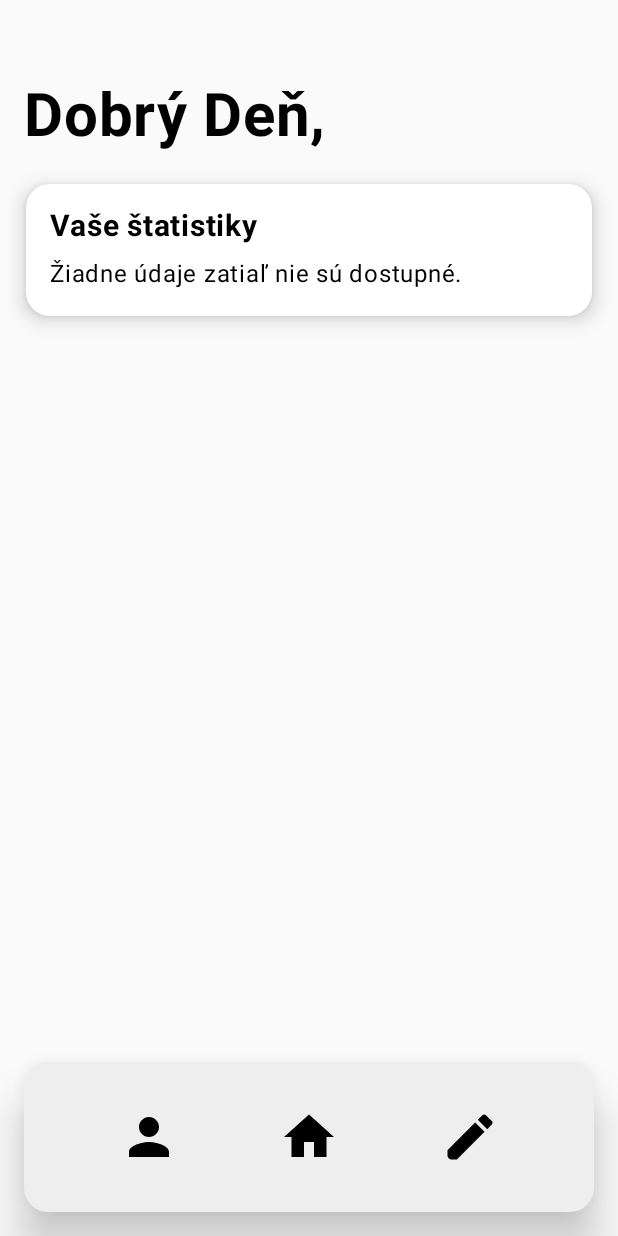
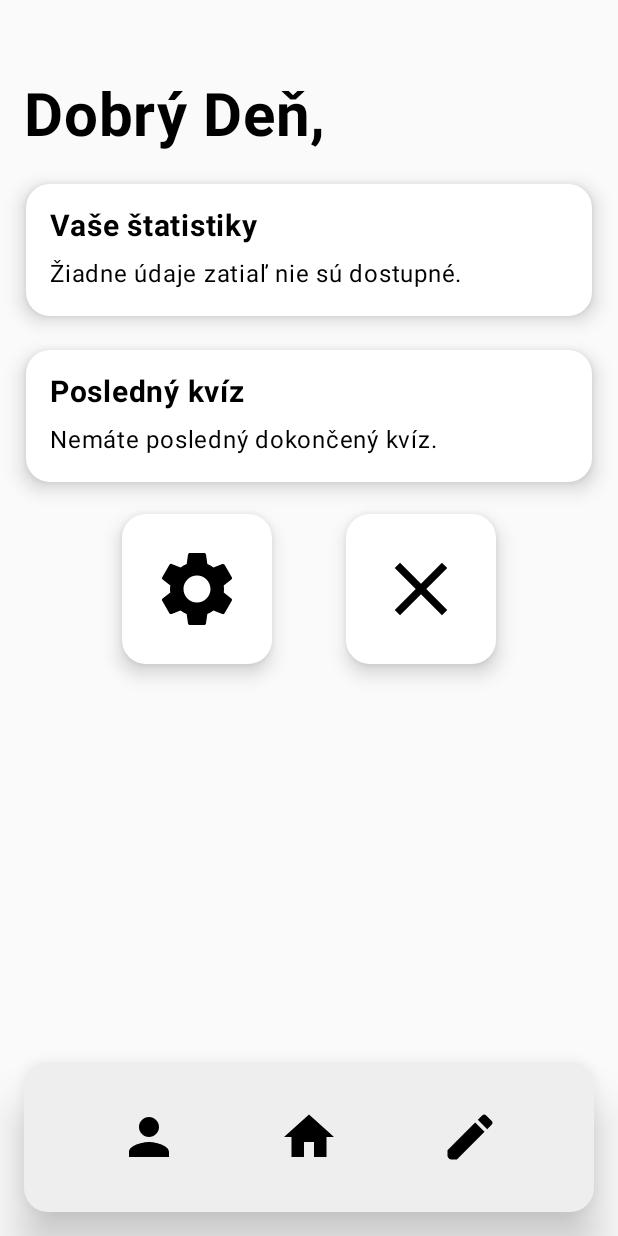
Before and after one commit to Baltazar3334/Semestralka_VAMZ, an Android app built with Jetpack Compose: the screen it shows after launch (MainActivity), on a phone screen of 412 x 824 dp. Run offline under Robolectric (Android 15) with nearby library versions, the phone set to English and light mode, and no system bars; our stand-ins replace Room's generated code.

Commit message:
do databazy som pridal posledny vyplneny kviz aby sa na uvodnej obrazovke mohol zobrazovat a dal sa narychlo zapnut. tiez som pridal na uvodnu obrazovku dva tlacidla jedno na vypnutie aplikacie a druhe na zapnutie obrazovky s nastaveniami

```diff
--- a/app/src/main/java/com/example/semestralka_vamz/data/database/AppDatabase.kt
+++ b/app/src/main/java/com/example/semestralka_vamz/data/database/AppDatabase.kt
@@ -8,7 +8,7 @@ import com.example.semestralka_vamz.data.database.entity.Question
 import com.example.semestralka_vamz.data.database.entity.Quiz
 import com.example.semestralka_vamz.data.database.entity.UserStats
 
-@Database(entities = [Quiz::class, Question::class, UserStats::class], version = 4, exportSchema = false)
+@Database(entities = [Quiz::class, Question::class, UserStats::class], version = 5, exportSchema = false)
 abstract class AppDatabase : RoomDatabase() {
     abstract fun quizDao(): QuizDao
     abstract fun questionDao(): QuestionDao
--- a/app/src/main/java/com/example/semestralka_vamz/data/database/Repository/StatsRepository.kt
+++ b/app/src/main/java/com/example/semestralka_vamz/data/database/Repository/StatsRepository.kt
@@ -9,13 +9,14 @@ class StatsRepository(private val dao: UserStatsDao) {
 
     val statsFlow: Flow<UserStats?> = dao.getStats()
 
-    suspend fun updateStats(correct: Int, total: Int, isPerfect: Boolean) {
+    suspend fun updateStats( correct: Int, total: Int, isPerfect: Boolean, quizId: Long) {
         val current = dao.getStats().firstOrNull() ?: UserStats()
         val updated = current.copy(
             totalQuizzesCompleted = current.totalQuizzesCompleted + 1,
             perfectScores = current.perfectScores + if (isPerfect) 1 else 0,
             totalCorrectAnswers = current.totalCorrectAnswers + correct,
-            totalQuestionsAnswered = current.totalQuestionsAnswered + total
+            totalQuestionsAnswered = current.totalQuestionsAnswered + total,
+            lastQuizId = quizId
         )
         dao.insertStats(updated)
     }
--- a/app/src/main/java/com/example/semestralka_vamz/data/database/entity/UserStats.kt
+++ b/app/src/main/java/com/example/semestralka_vamz/data/database/entity/UserStats.kt
@@ -9,5 +9,6 @@ data class UserStats(
     val totalQuizzesCompleted: Int = 0,
     val perfectScores: Int = 0,
     val totalCorrectAnswers: Int = 0,
-    val totalQuestionsAnswered: Int = 0
+    val totalQuestionsAnswered: Int = 0,
+    val lastQuizId: Long? = null
 )
--- a/app/src/main/java/com/example/semestralka_vamz/ui/MainActivity.kt
+++ b/app/src/main/java/com/example/semestralka_vamz/ui/MainActivity.kt
@@ -1,5 +1,6 @@
 package com.example.semestralka_vamz.ui
 
+import android.app.Activity
 import android.os.Bundle
 import androidx.activity.ComponentActivity
 import androidx.activity.compose.setContent
@@ -11,7 +12,9 @@ import androidx.compose.animation.fadeOut
 import androidx.compose.animation.slideInHorizontally
 import androidx.compose.animation.slideOutHorizontally
 import androidx.compose.animation.with
+import androidx.compose.foundation.clickable
 import androidx.compose.foundation.layout.Arrangement
+import androidx.compose.foundation.layout.Box
 import androidx.compose.foundation.layout.Column
 import androidx.compose.foundation.layout.Row
 import androidx.compose.foundation.layout.Spacer
@@ -20,11 +23,14 @@ import androidx.compose.foundation.layout.fillMaxWidth
 import androidx.compose.foundation.layout.height
 import androidx.compose.foundation.layout.padding
 import androidx.compose.foundation.layout.size
+import androidx.compose.foundation.layout.width
 import androidx.compose.foundation.shape.RoundedCornerShape
 import androidx.compose.material.icons.Icons
+import androidx.compose.material.icons.filled.Close
 import androidx.compose.material.icons.filled.Edit
 import androidx.compose.material.icons.filled.Home
 import androidx.compose.material.icons.filled.Person
+import androidx.compose.material.icons.filled.Settings
 import androidx.compose.material3.AlertDialog
 import androidx.compose.material3.Card
 import androidx.compose.material3.CardDefaults
@@ -44,24 +50,14 @@ import androidx.compose.ui.Alignment
 import androidx.compose.ui.Modifier
 import androidx.compose.ui.graphics.Color
 import androidx.compose.ui.platform.LocalContext
-import androidx.compose.ui.text.font.Font
-import androidx.compose.ui.text.font.FontFamily
 import androidx.compose.ui.text.font.FontWeight
 import androidx.compose.ui.unit.dp
 import androidx.compose.ui.unit.sp
-import com.example.semestralka_vamz.R
 import com.example.semestralka_vamz.data.database.AppDatabase
+import com.example.semestralka_vamz.data.database.Repository.QuizRepository
 import com.example.semestralka_vamz.data.database.Repository.StatsRepository
 import com.example.semestralka_vamz.data.database.entity.Quiz
 import com.example.semestralka_vamz.ui.theme.SemestralkaTheme
-
-val mainFont = FontFamily(
-    Font(R.font.lato_black)
-)
-
-
-
-
 
 
 class MainActivity : ComponentActivity() {
@@ -98,7 +94,13 @@ class MainActivity : ComponentActivity() {
                             onStorageClick = {
                                 currentScreen = "storage"
                                 transitionDirection = -1
+                            },
+                            onPlayClick = { quiz ->
+                                selectedQuiz = quiz
+                                currentScreen = "playQuiz"
+                                transitionDirection = -1
                             }
+
                         )
                         "finish" -> FinishedQuizScreen(
                             correctAnswers = correctCount,
@@ -206,14 +208,17 @@ class MainActivity : ComponentActivity() {
 }
 
 @Composable
-fun MenuScreen(onEditClick: () -> Unit, onHomeClick: () -> Unit, onStorageClick: () -> Unit) {
+fun MenuScreen(onEditClick: () -> Unit, onHomeClick: () -> Unit, onStorageClick: () -> Unit, onPlayClick: (Quiz) -> Unit) {
 
     val context = LocalContext.current
     val db = AppDatabase.getDatabase(context)
     val statsRepository = StatsRepository(db.userStatsDao())
+    val quizRepository = QuizRepository(db.quizDao())
     val statsState by statsRepository.statsFlow.collectAsState(initial = null)
     val stats = statsState
-
+    val allQuizzes by quizRepository.getQuizzes().collectAsState(initial = emptyList())
+    val lastQuiz = allQuizzes.find { it.id == statsState?.lastQuizId }
+    val activity = (LocalContext.current as? Activity)
 
     Column(
         modifier = Modifier
@@ -267,8 +272,82 @@ fun MenuScreen(onEditClick: () -> Unit, onHomeClick: () -> Unit, onStorageClick:
                     }
                 }
             }
+            Card(
+                modifier = Modifier
+                    .fillMaxWidth()
+                    .padding(1.dp)
+                    .clickable(enabled = lastQuiz != null)
+                    { lastQuiz?.let { onPlayClick(it) } },
+                elevation = CardDefaults.cardElevation(defaultElevation = 8.dp),
+                shape = RoundedCornerShape(16.dp),
+                colors = CardDefaults.cardColors(
+                    containerColor = MaterialTheme.colorScheme.surface
+                )
+            ) {
+                Column(
+                    modifier = Modifier.padding(16.dp)
+                ) {
+                    Text(
+                        text = "Posledný kvíz",
+                        fontWeight = FontWeight.Bold,
+                        fontSize = 20.sp
+                    )
+                    Spacer(modifier = Modifier.height(8.dp))
+                    if (lastQuiz != null) {
+                        Text(lastQuiz.title)
+                    } else {
+                        Text("Nemáte posledný dokončený kvíz.")
+                    }
+
+                }
+            }
+            Row(
+                modifier = Modifier
+                    .fillMaxWidth()
+                    .padding(horizontal = 16.dp),
+                horizontalArrangement = Arrangement.SpaceEvenly,
+                verticalAlignment = Alignment.CenterVertically
+            ) {
+                Card(
+                    modifier = Modifier
+                        .height(100.dp)
+                        .width(100.dp)
+                        .clickable {  },
+                    elevation = CardDefaults.cardElevation(defaultElevation = 8.dp),
+                    shape = RoundedCornerShape(16.dp),
+                    colors = CardDefaults.cardColors(
+                        containerColor = MaterialTheme.colorScheme.surface
+                    )
+                ) {
+                    Box(
+                        modifier = Modifier.fillMaxSize(),
+                        contentAlignment = Alignment.Center
+                    ) {
+                        Icon(Icons.Default.Settings, contentDescription = "Nastavenia", modifier = Modifier.size(60.dp))
+                    }
+                }
+
+                Card(
+                    modifier = Modifier
+                        .height(100.dp)
+                        .width(100.dp)
+                        .clickable { activity?.finish() },
+                    elevation = CardDefaults.cardElevation(defaultElevation = 8.dp),
+                    shape = RoundedCornerShape(16.dp),
+                    colors = CardDefaults.cardColors(
+                        containerColor = MaterialTheme.colorScheme.surface
+                    )
+                ) {
+                    Box(
+                        modifier = Modifier.fillMaxSize(),
+                        contentAlignment = Alignment.Center
+                    ) {
+                        Icon(Icons.Default.Close, contentDescription = "Exit", modifier = Modifier.size(60.dp))
+                    }
+                }
+            }
+
         }
-
         BottomNavigationBar(onEditClick = onEditClick, onHomeClick = onHomeClick, onStorageClick = onStorageClick)
     }
 }
--- a/app/src/main/java/com/example/semestralka_vamz/ui/QuizPlayScreen.kt
+++ b/app/src/main/java/com/example/semestralka_vamz/ui/QuizPlayScreen.kt
@@ -144,7 +144,7 @@ fun PlayQuizScreen(onEditClick: () -> Unit, onHomeClick: () -> Unit, onStorageCl
                     onDoneClick(nCorrect, questionsList.size)
                     val isPerfect = nCorrect == questionsList.size
                     LaunchedEffect(Unit) {
-                        statsRepository.updateStats(nCorrect, questionsList.size, isPerfect)
+                        statsRepository.updateStats(nCorrect, questionsList.size, isPerfect, quiz.id)
                     }
                 }
             }
```
